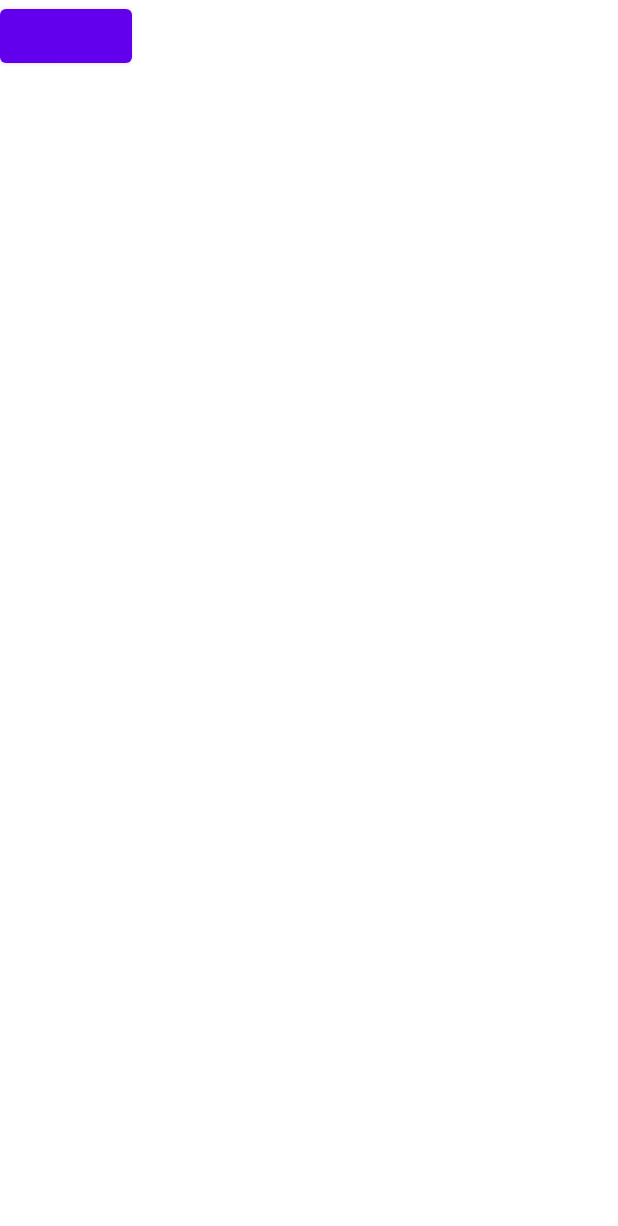
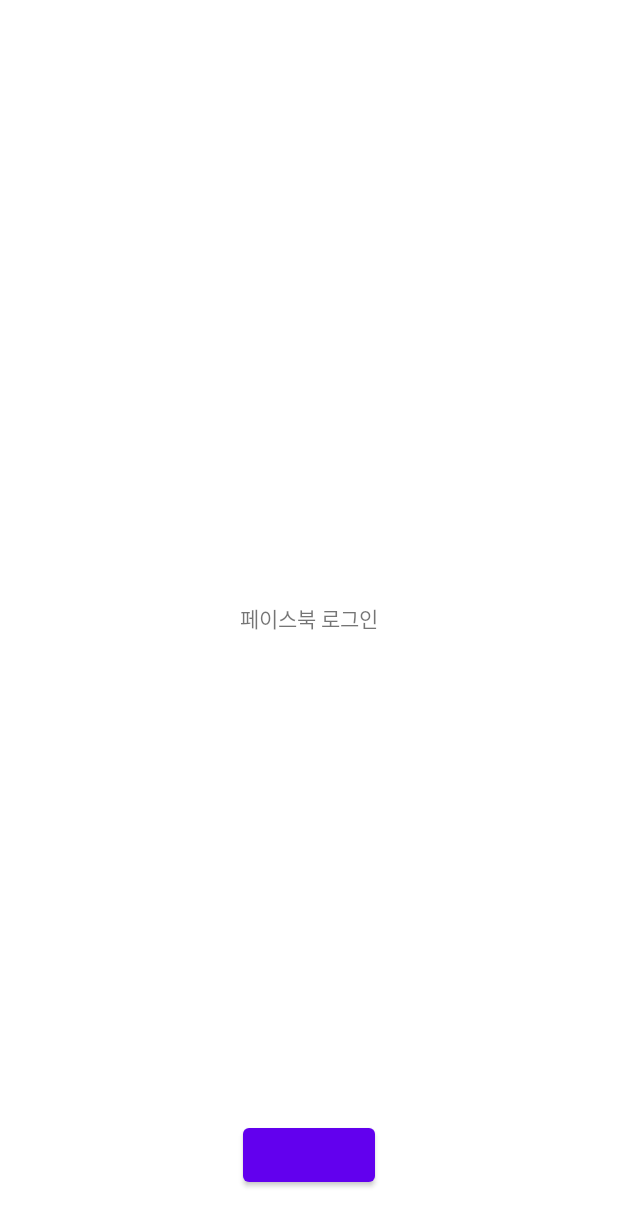
Before and after one commit to hir0122/FacebookGallery, an Android app: the screen it shows after launch (LoginActivity), on a phone screen of 412 x 824 dp. Shown: the top 1226 px of the screen. Run offline under Robolectric (Android 15) with nearby library versions, the phone set to English and light mode, and no system bars; libraries missing offline, so code that uses them is left out: com.facebook, com.facebook.login; plain views replace LoginButton; 7 statements that could not run were skipped.

Commit message:
페이스북 로그인 기능 로그인 안 되어있다면 LoginActivity.java에 머물러있고, 로그인 되어있다면 MainActivity.java로 넘어가기

```diff
--- a/app/src/main/java/com/app/galleryapp/LoginActivity.java
+++ b/app/src/main/java/com/app/galleryapp/LoginActivity.java
@@ -6,6 +6,7 @@
 
 import androidx.appcompat.app.AppCompatActivity;
 
+import com.facebook.AccessToken;
 import com.facebook.CallbackManager;
 import com.facebook.FacebookCallback;
 import com.facebook.FacebookException;
@@ -23,11 +24,28 @@
         super.onCreate(savedInstanceState);
         setContentView(R.layout.activity_login);
 
+
+        AccessToken accessToken = AccessToken.getCurrentAccessToken();
+        boolean isLoggedIn = accessToken != null && !accessToken.isExpired();
+
+        if(isLoggedIn){
+            Intent intent=new Intent(LoginActivity.this, MainActivity.class);
+            startActivity(intent);
+            finish();
+        }
+
+        else {
+            facebook_login();
+        }
+
+
+    }
+
+    void facebook_login(){
         callbackManager = CallbackManager.Factory.create();
 
         loginButton = (LoginButton) findViewById(R.id.login_button);
         loginButton.setReadPermissions("email");
-        // If using in a fragment
 
         // Callback registration
         loginButton.registerCallback(callbackManager, new FacebookCallback<LoginResult>() {
--- a/app/src/main/res/layout/activity_login.xml
+++ b/app/src/main/res/layout/activity_login.xml
@@ -1,12 +1,25 @@
 <?xml version="1.0" encoding="utf-8"?>
-<androidx.constraintlayout.widget.ConstraintLayout
-    xmlns:android="http://schemas.android.com/apk/res/android" android:layout_width="match_parent"
-    android:layout_height="match_parent">
+<androidx.constraintlayout.widget.ConstraintLayout xmlns:android="http://schemas.android.com/apk/res/android"
+    android:layout_width="match_parent"
+    android:layout_height="match_parent"
+    xmlns:app="http://schemas.android.com/apk/res-auto">
+    <TextView
+        android:layout_width="wrap_content"
+        android:layout_height="wrap_content"
+        android:text="페이스북 로그인"
+        app:layout_constraintStart_toStartOf="parent"
+        app:layout_constraintEnd_toEndOf="parent"
+        app:layout_constraintTop_toTopOf="parent"
+        app:layout_constraintBottom_toBottomOf="parent"/>
+
     <com.facebook.login.widget.LoginButton
         android:id="@+id/login_button"
         android:layout_width="wrap_content"
         android:layout_height="wrap_content"
         android:layout_gravity="center_horizontal"
         android:layout_marginTop="30dp"
-        android:layout_marginBottom="30dp" />
+        android:layout_marginBottom="30dp"
+        app:layout_constraintStart_toStartOf="parent"
+        app:layout_constraintEnd_toEndOf="parent"
+        app:layout_constraintBottom_toBottomOf="parent"/>
 </androidx.constraintlayout.widget.ConstraintLayout>
```
